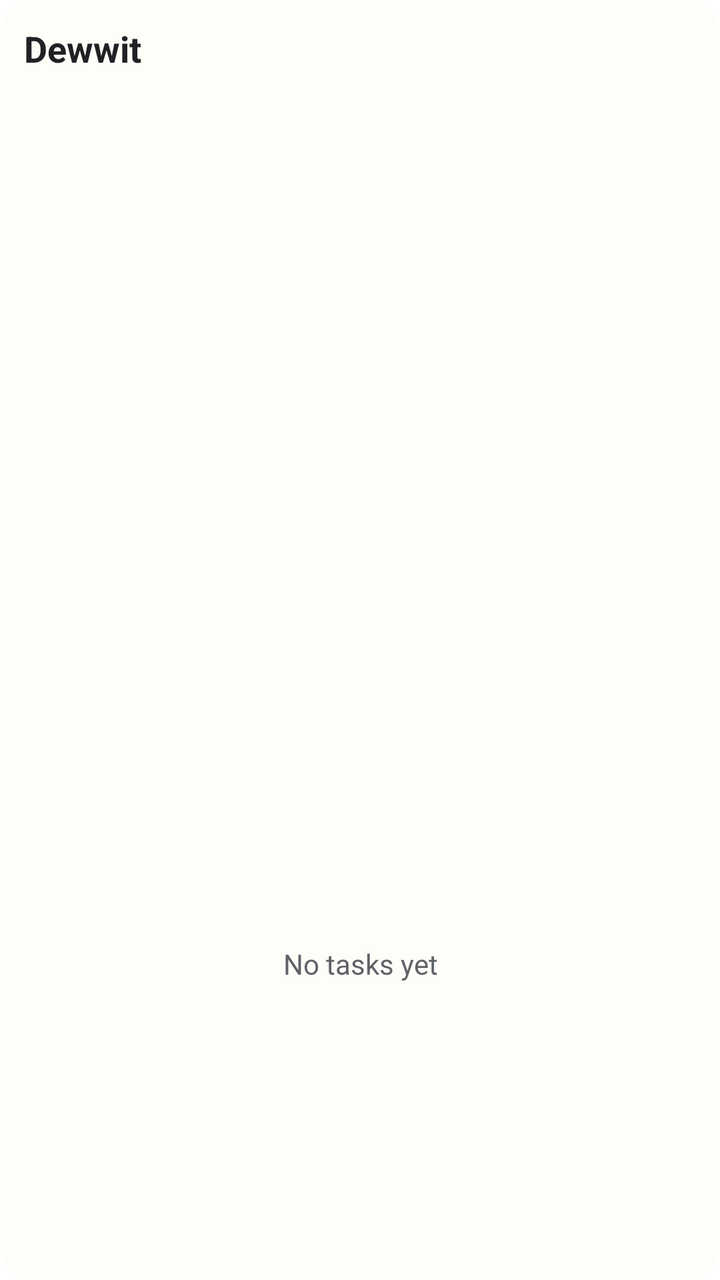
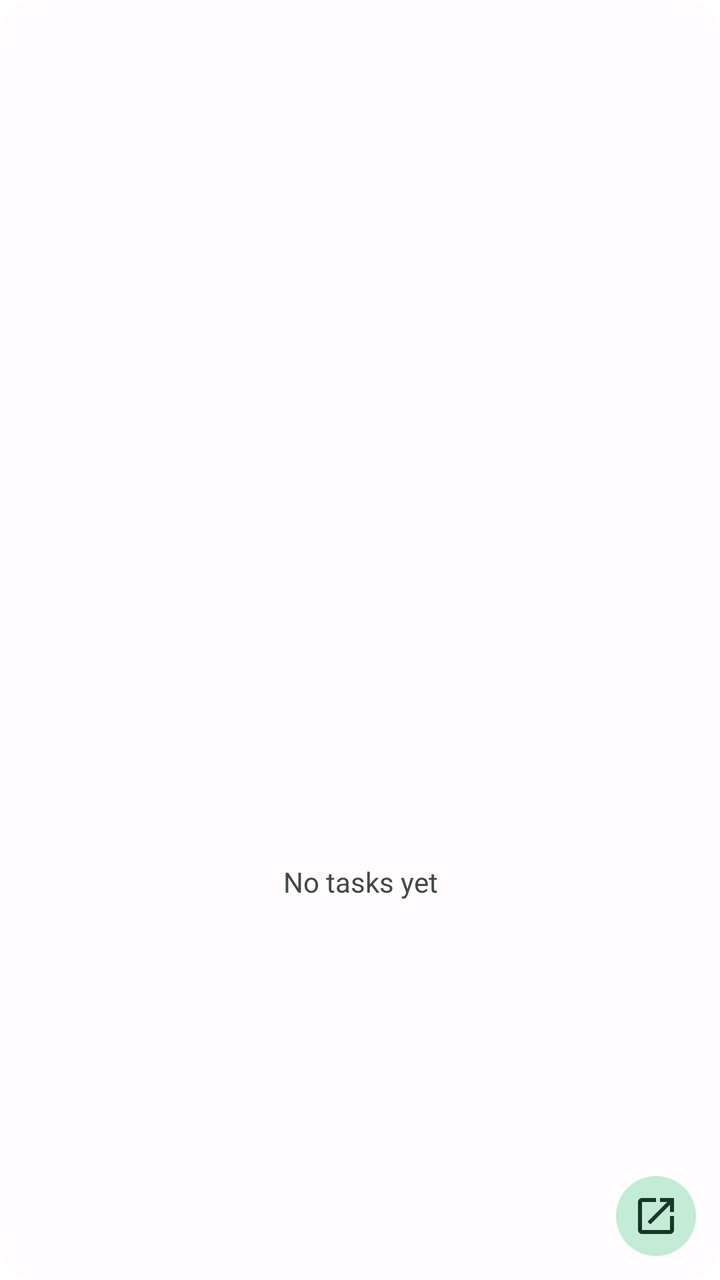

Two renders of the same Android screen: before a commit and after it. Below are the layout's source before the change and the commit's diff.
<!-- AndroidManifest.xml: fallback theme Theme.MaterialComponents.DayNight.NoActionBar -->
<!-- res/layout/dewwit_widget.xml -->
<?xml version="1.0" encoding="utf-8"?>
<LinearLayout xmlns:android="http://schemas.android.com/apk/res/android"
    android:layout_width="match_parent"
    android:layout_height="match_parent"
    android:background="@drawable/dewwit_widget_background"
    android:orientation="vertical"
    android:padding="12dp">

    <TextView
        android:id="@+id/widget_title"
        android:layout_width="match_parent"
        android:layout_height="wrap_content"
        android:paddingBottom="8dp"
        android:text="@string/app_name"
        android:textColor="#202124"
        android:textSize="18sp"
        android:textStyle="bold" />

    <ListView
        android:id="@+id/widget_task_list"
        android:layout_width="match_parent"
        android:layout_height="0dp"
        android:layout_weight="1"
        android:divider="@android:color/transparent"
        android:dividerHeight="2dp" />

    <TextView
        android:id="@+id/widget_empty_view"
        android:layout_width="match_parent"
        android:layout_height="0dp"
        android:layout_weight="1"
        android:gravity="center"
        android:text="@string/widget_empty"
        android:textColor="#5F6368"
        android:textSize="14sp" />

</LinearLayout>
<!-- resources referenced by this layout -->
<resources>
  <!-- drawable dewwit_widget_background (drawable) -->
  <?xml version="1.0" encoding="utf-8"?>
  <shape xmlns:android="http://schemas.android.com/apk/res/android"
      android:shape="rectangle">
      <solid android:color="#FFFDF8" />
      <corners android:radius="16dp" />
  </shape>
  <string name="app_name">Dewwit</string>
  <string name="widget_empty">No tasks yet</string>
</resources>

<!-- the commit's change to res/layout/dewwit_widget.xml (unified diff, before → after) -->
@@ -1,20 +1,11 @@
 <?xml version="1.0" encoding="utf-8"?>
 <LinearLayout xmlns:android="http://schemas.android.com/apk/res/android"
+    android:id="@+id/widget_root"
     android:layout_width="match_parent"
     android:layout_height="match_parent"
-    android:background="@drawable/dewwit_widget_background"
+    android:background="@drawable/dewwit_widget_background_light"
     android:orientation="vertical"
     android:padding="12dp">
-
-    <TextView
-        android:id="@+id/widget_title"
-        android:layout_width="match_parent"
-        android:layout_height="wrap_content"
-        android:paddingBottom="8dp"
-        android:text="@string/app_name"
-        android:textColor="#202124"
-        android:textSize="18sp"
-        android:textStyle="bold" />
 
     <ListView
         android:id="@+id/widget_task_list"
@@ -22,7 +13,7 @@
         android:layout_height="0dp"
         android:layout_weight="1"
         android:divider="@android:color/transparent"
-        android:dividerHeight="2dp" />
+        android:dividerHeight="6dp" />
 
     <TextView
         android:id="@+id/widget_empty_view"
@@ -31,7 +22,25 @@
         android:layout_weight="1"
         android:gravity="center"
         android:text="@string/widget_empty"
-        android:textColor="#5F6368"
+        android:textColor="@color/dewwit_widget_light_on_surface_variant"
         android:textSize="14sp" />
 
+    <FrameLayout
+        android:layout_width="match_parent"
+        android:layout_height="40dp"
+        android:layout_marginTop="4dp">
+
+        <ImageButton
+            android:id="@+id/widget_open_app"
+            android:layout_width="40dp"
+            android:layout_height="40dp"
+            android:layout_gravity="end|center_vertical"
+            android:background="@drawable/dewwit_widget_action_background_light"
+            android:contentDescription="@string/widget_open_app"
+            android:padding="10dp"
+            android:src="@drawable/dewwit_widget_open_app"
+            android:tint="@color/dewwit_widget_light_on_primary_container" />
+
+    </FrameLayout>
+
 </LinearLayout>
<!-- resource entries referenced after the edit -->
@@ -1,13 +1,32 @@
 <!-- resources referenced by this layout -->
 <resources>
-  <!-- drawable dewwit_widget_background (drawable) -->
+  <color name="dewwit_widget_light_on_primary_container">#17372B</color>
+  <color name="dewwit_widget_light_on_surface_variant">#414944</color>
+  <!-- drawable dewwit_widget_action_background_light (drawable) -->
   <?xml version="1.0" encoding="utf-8"?>
-  <shape xmlns:android="http://schemas.android.com/apk/res/android"
-      android:shape="rectangle">
-      <solid android:color="#FFFDF8" />
-      <corners android:radius="16dp" />
+  <shape xmlns:android="http://schemas.android.com/apk/res/android" android:shape="oval">
+      <solid android:color="@color/dewwit_widget_light_primary_container" />
   </shape>
-  <string name="app_name">Dewwit</string>
+  <!-- drawable dewwit_widget_background_light (drawable) -->
+  <?xml version="1.0" encoding="utf-8"?>
+  <shape xmlns:android="http://schemas.android.com/apk/res/android" android:shape="rectangle">
+      <solid android:color="@color/dewwit_widget_light_background" />
+      <corners android:radius="20dp" />
+  </shape>
+  <!-- drawable dewwit_widget_open_app (drawable) -->
+  <?xml version="1.0" encoding="utf-8"?>
+  <vector xmlns:android="http://schemas.android.com/apk/res/android"
+      android:width="24dp"
+      android:height="24dp"
+      android:viewportWidth="24"
+      android:viewportHeight="24">
+      <path
+          android:fillColor="#FFFFFFFF"
+          android:pathData="M19,19H5V5h7V3H5c-1.11,0 -2,0.9 -2,2v14c0,1.1 0.89,2 2,2h14c1.1,0 2,-0.9 2,-2v-7h-2v7zM14,3v2h3.59l-9.83,9.83 1.41,1.41L19,6.41V10h2V3h-7z" />
+  </vector>
   <string name="widget_empty">No tasks yet</string>
+  <string name="widget_open_app">Open Dewwit</string>
+  <color name="dewwit_widget_light_primary_container">#C4EBD5</color>
+  <color name="dewwit_widget_light_background">#FFFBFE</color>
 </resources>
 
